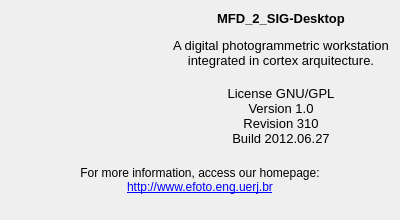
Qt form synapses/br.uerj.eng.efoto.app/src/infrastructure/AboutLayout.ui (e-foto/e-foto) before a commit.
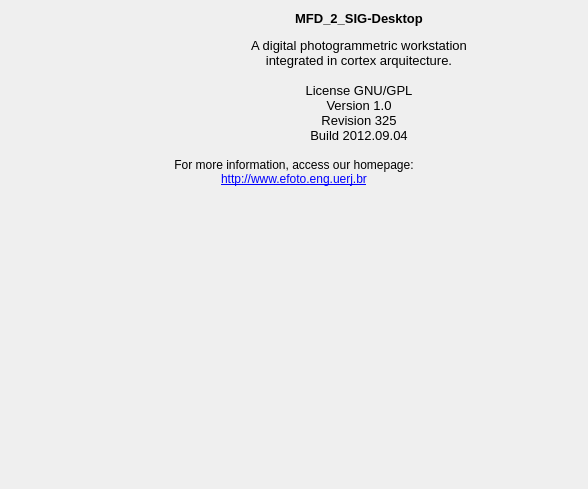
The same form after that commit. Icons and pictures are not drawn.

What changed in the file:
```diff
--- a/synapses/br.uerj.eng.efoto.app/src/infrastructure/AboutLayout.ui
+++ b/synapses/br.uerj.eng.efoto.app/src/infrastructure/AboutLayout.ui
@@ -9,8 +9,8 @@
    <rect>
     <x>0</x>
     <y>0</y>
-    <width>400</width>
-    <height>220</height>
+    <width>588</width>
+    <height>489</height>
    </rect>
   </property>
   <property name="sizePolicy">
@@ -21,14 +21,14 @@
   </property>
   <property name="minimumSize">
    <size>
-    <width>400</width>
-    <height>220</height>
+    <width>588</width>
+    <height>489</height>
    </size>
   </property>
   <property name="maximumSize">
    <size>
-    <width>400</width>
-    <height>220</height>
+    <width>588</width>
+    <height>489</height>
    </size>
   </property>
   <property name="windowTitle">
@@ -44,6 +44,12 @@
   <layout class="QGridLayout" name="gridLayout">
    <item row="0" column="0">
     <widget class="QLabel" name="tuxLabel">
+     <property name="maximumSize">
+      <size>
+       <width>124</width>
+       <height>148</height>
+      </size>
+     </property>
      <property name="styleSheet">
       <string notr="true">background-image: url(:/icons/images/none.png);</string>
      </property>
@@ -64,12 +70,12 @@
       <string>&lt;!DOCTYPE HTML PUBLIC &quot;-//W3C//DTD HTML 4.0//EN&quot; &quot;http://www.w3.org/TR/REC-html40/strict.dtd&quot;&gt;
 &lt;html&gt;&lt;head&gt;&lt;meta name=&quot;qrichtext&quot; content=&quot;1&quot; /&gt;&lt;style type=&quot;text/css&quot;&gt;
 p, li { white-space: pre-wrap; }
-&lt;/style&gt;&lt;/head&gt;&lt;body style=&quot; font-family:'Ubuntu'; font-size:11pt; font-weight:400; font-style:normal;&quot;&gt;
-&lt;p style=&quot; margin-top:18px; margin-bottom:12px; margin-left:0px; margin-right:0px; -qt-block-indent:0; text-indent:0px;&quot;&gt;&lt;span style=&quot; font-family:'Sans'; font-size:10pt; font-weight:600;&quot;&gt;MFD_2_SIG-Desktop&lt;/span&gt;&lt;/p&gt;
-&lt;p style=&quot; margin-top:0px; margin-bottom:0px; margin-left:0px; margin-right:0px; -qt-block-indent:0; text-indent:0px;&quot;&gt;&lt;span style=&quot; font-family:'Sans'; font-size:10pt;&quot;&gt;A digital photogrammetric workstation&lt;br /&gt;integrated in cortex arquitecture.&lt;br /&gt;&lt;/span&gt;&lt;/p&gt;
-&lt;p style=&quot; margin-top:0px; margin-bottom:0px; margin-left:0px; margin-right:0px; -qt-block-indent:0; text-indent:0px;&quot;&gt;&lt;span style=&quot; font-family:'Sans'; font-size:10pt;&quot;&gt;License GNU/GPL&lt;br /&gt;Version 1.0&lt;/span&gt;&lt;/p&gt;
-&lt;p style=&quot; margin-top:0px; margin-bottom:0px; margin-left:0px; margin-right:0px; -qt-block-indent:0; text-indent:0px;&quot;&gt;&lt;span style=&quot; font-family:'Sans'; font-size:10pt;&quot;&gt;Revision 310&lt;/span&gt;&lt;/p&gt;
-&lt;p style=&quot; margin-top:0px; margin-bottom:0px; margin-left:0px; margin-right:0px; -qt-block-indent:0; text-indent:0px;&quot;&gt;&lt;span style=&quot; font-family:'Sans'; font-size:10pt;&quot;&gt;Build 2012.06.27&lt;/span&gt;&lt;/p&gt;&lt;/body&gt;&lt;/html&gt;</string>
+&lt;/style&gt;&lt;/head&gt;&lt;body style=&quot; font-family:'Sans'; font-size:10pt; font-weight:400; font-style:normal;&quot;&gt;
+&lt;p style=&quot; margin-top:18px; margin-bottom:12px; margin-left:0px; margin-right:0px; -qt-block-indent:0; text-indent:0px;&quot;&gt;&lt;span style=&quot; font-weight:600;&quot;&gt;MFD_2_SIG-Desktop&lt;/span&gt;&lt;/p&gt;
+&lt;p style=&quot; margin-top:0px; margin-bottom:0px; margin-left:0px; margin-right:0px; -qt-block-indent:0; text-indent:0px;&quot;&gt;A digital photogrammetric workstation&lt;br /&gt;integrated in cortex arquitecture.&lt;br /&gt;&lt;/p&gt;
+&lt;p style=&quot; margin-top:0px; margin-bottom:0px; margin-left:0px; margin-right:0px; -qt-block-indent:0; text-indent:0px;&quot;&gt;License GNU/GPL&lt;br /&gt;Version 1.0&lt;/p&gt;
+&lt;p style=&quot; margin-top:0px; margin-bottom:0px; margin-left:0px; margin-right:0px; -qt-block-indent:0; text-indent:0px;&quot;&gt;Revision 325&lt;/p&gt;
+&lt;p style=&quot; margin-top:0px; margin-bottom:0px; margin-left:0px; margin-right:0px; -qt-block-indent:0; text-indent:0px;&quot;&gt;Build 2012.09.04&lt;/p&gt;&lt;/body&gt;&lt;/html&gt;</string>
      </property>
      <property name="textFormat">
       <enum>Qt::AutoText</enum>
@@ -104,6 +110,28 @@
      </property>
     </widget>
    </item>
+   <item row="2" column="0" colspan="2">
+    <widget class="QLabel" name="label">
+     <property name="minimumSize">
+      <size>
+       <width>570</width>
+       <height>276</height>
+      </size>
+     </property>
+     <property name="maximumSize">
+      <size>
+       <width>570</width>
+       <height>276</height>
+      </size>
+     </property>
+     <property name="styleSheet">
+      <string notr="true">border-image: url(:/image/patrocinadores.png);</string>
+     </property>
+     <property name="text">
+      <string/>
+     </property>
+    </widget>
+   </item>
   </layout>
  </widget>
  <resources>
```
